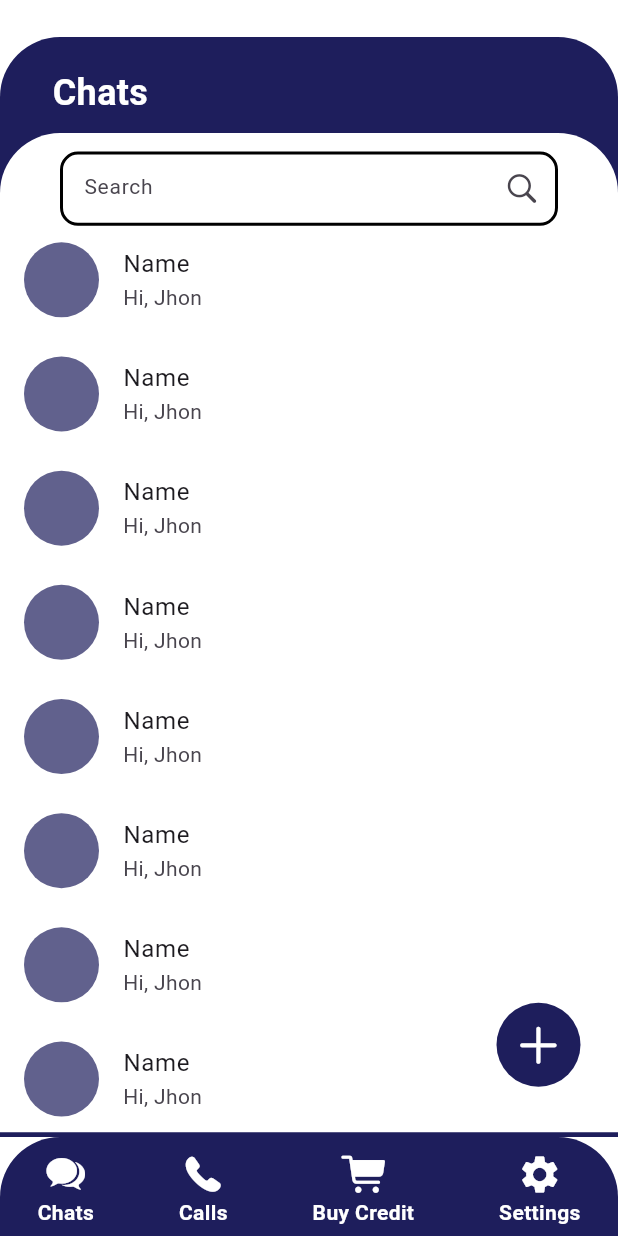
After one commit to NishPaaP/caller, a Flutter app: the screen it shows after launch, after a tap on "Sign In", on a phone screen of 412 x 824 dp. The commit adds this screen. Run offline on Flutter 3.47's test engine with Material 2 defaults, Android fonts, the phone set to English and light mode, and no system bars.

Commit message:
dashboard : Chats Ui done

```diff
--- a/lib/features/authentication/login/ui/loginscreen.dart
+++ b/lib/features/authentication/login/ui/loginscreen.dart
@@ -1,5 +1,6 @@
 import 'package:caller_app/data/const/constantvariables.dart';
 import 'package:caller_app/features/authentication/signup/ui/signup_screen.dart';
+import 'package:caller_app/features/dashboard/ui/dashboard.dart';
 import 'package:flutter/material.dart';
 import 'package:flutter/services.dart';
 
@@ -101,7 +102,11 @@ class _LoginScreenState extends State<LoginScreen> {
                       ),
                     ),
                     SizedBox(height: size.height*0.07),
-                    Container(
+                    GestureDetector(
+                      onTap: (){
+                        Navigator.push(context, MaterialPageRoute(builder: (_)=>DashboardScreen()));
+                      },
+                      child: Container(
                         height: size.height*0.06,
                         width: size.width*0.4,
                         decoration: BoxDecoration(
@@ -115,6 +120,7 @@ class _LoginScreenState extends State<LoginScreen> {
                                 fontWeight: FontWeight.bold,
                                 fontSize: 18,
                                 color: KConstColors.buttonTextColor
+                            ),
                           ),
                         ),
                       ),
--- /dev/null
+++ b/lib/features/dashboard/ui/dashboard.dart
@@ -0,0 +1,235 @@
+import 'package:caller_app/data/const/constantvariables.dart';
+import 'package:flutter/material.dart';
+import 'package:flutter/cupertino.dart';
+
+class DashboardScreen extends StatefulWidget {
+  const DashboardScreen({super.key});
+
+  @override
+  State<DashboardScreen> createState() => _DashboardScreenState();
+}
+
+class _DashboardScreenState extends State<DashboardScreen> {
+  TextEditingController _searchController = TextEditingController();
+  @override
+  Widget build(BuildContext context) {
+    final Size size = MediaQuery.of(context).size;
+    return Scaffold(
+      body: Container(
+        height: size.height*1,
+        width: double.infinity,
+        color: Colors.white,
+        child: Column(
+          children: [
+            SizedBox(height: size.height*0.03),
+            Container(
+              height: size.height*0.89,
+              width: double.infinity,
+              decoration: BoxDecoration(
+                color: KConstColors.primaryColor,
+                borderRadius: BorderRadius.only(
+                  topLeft: Radius.circular(40),
+                  topRight: Radius.circular(40),
+                )
+              ),
+              child: Column(
+                crossAxisAlignment: CrossAxisAlignment.start,
+                children: [
+                  Padding(
+                    padding: const EdgeInsets.only(left: 35,top: 20,bottom: 10),
+                    child: Text(
+                      "Chats",
+                      style: TextStyle(
+                          fontSize: 24,
+                          fontWeight: FontWeight.bold,
+                          color: Colors.white
+                      ),
+                    ),
+                  ),
+                  Container(
+                    width: double.infinity,
+                    height: size.height*0.80829,
+                    decoration: BoxDecoration(
+                      color: Colors.white,
+                        borderRadius: BorderRadius.only(
+                          topLeft: Radius.circular(40),
+                          topRight: Radius.circular(40),
+                        )
+                    ),
+                    child: Column(
+                      children: [
+                        SizedBox(height: size.height*0.015),
+                        Container(
+                          height: size.height*0.06,
+                          padding: EdgeInsets.only(left: 40,right: 40),
+                          child: TextFormField(
+                            style: TextStyle(fontSize: 14),
+                            controller: _searchController,
+                            keyboardType: TextInputType.text,
+                            decoration: InputDecoration(
+                              suffixIcon: Icon(CupertinoIcons.search),
+                              border: outlineInputBorder(),
+                              hintText: "Search",
+                              errorBorder: outlineInputBorder(),
+                              focusedBorder: outlineInputBorder(),
+                              disabledBorder: outlineInputBorder(),
+                              enabledBorder: outlineInputBorder(),
+                              focusedErrorBorder: outlineInputBorder(),
+                            ),
+                          ),
+                        ),
+
+                        Stack(
+                          children:  [
+                          Container(
+                            height: size.height*0.733,
+                            width: double.infinity,
+                            // color: Colors.greenAccent,
+                            child: ListView.separated(
+                                itemBuilder: (_,index){
+                                  return ListTile(
+                                    title: Text("Name"),
+                                    subtitle: Text("Hi, Jhon"),
+                                    leading: CircleAvatar(
+                                      radius: 25,
+                                      backgroundColor: KConstColors.primaryColor.withOpacity(0.7),
+                                    ),
+                                  );
+                                },
+                                separatorBuilder: (_,index)=>SizedBox(height: size.height*0.005,),
+                                itemCount: 30,
+                            ),
+                          ),
+                            Positioned(
+                              bottom: 30,
+                              right: 25,
+                              child: GestureDetector(
+                                onTap: (){},
+                                child: CircleAvatar(
+                                  radius: 28,
+                                  backgroundColor: KConstColors.primaryColor,
+                                  child: Icon(
+                                      CupertinoIcons.add,
+                                    color: Colors.white,
+                                    size: 35,
+                                  ),
+                                ),
+                              ),
+                            )
+                          ]
+                        )
+                      ],
+                    ),
+                  )
+                ],
+              ),
+            ),
+            ///Bottom Navigation Bar
+            Container(
+              width: double.infinity,
+              height: size.height*0.08,
+              padding: EdgeInsets.only(left: 25,right: 25,top: 10),
+              decoration: BoxDecoration(
+                  color: KConstColors.primaryColor,
+                  borderRadius: BorderRadius.only(
+                    topLeft: Radius.circular(40),
+                    topRight: Radius.circular(40),
+                  )
+              ),
+              child: Row(
+                mainAxisAlignment: MainAxisAlignment.spaceBetween,
+                children: [
+                  GestureDetector(
+                    onTap: (){},
+                    child: Column(
+                      children: [
+                        Icon(
+                            CupertinoIcons.chat_bubble_2_fill,
+                        color: Colors.white,
+                          size: 30,
+                        ),
+                        Text(
+                            "Chats",
+                        style: TextStyle(
+                          color: Colors.white,
+                          fontWeight: FontWeight.bold
+                        ),
+                        )
+                      ],
+                    ),
+                  ),
+                  GestureDetector(
+                    onTap: (){},
+                    child: Column(
+                      children: [
+                        Icon(
+                            CupertinoIcons.phone_fill,
+                        color: Colors.white,
+                          size: 30,
+                        ),
+                        Text(
+                            "Calls",
+                        style: TextStyle(
+                          color: Colors.white,
+                          fontWeight: FontWeight.bold
+                        ),
+                        )
+                      ],
+                    ),
+                  ),
+                  GestureDetector(
+                    onTap: (){},
+                    child: Column(
+                      children: [
+                        Icon(
+                            CupertinoIcons.cart_fill,
+                        color: Colors.white,
+                          size: 30,
+                        ),
+                        Text(
+                            "Buy Credit",
+                        style: TextStyle(
+                          color: Colors.white,
+                          fontWeight: FontWeight.bold
+                        ),
+                        )
+                      ],
+                    ),
+                  ),
+                  GestureDetector(
+                    onTap: (){},
+                    child: Column(
+                      children: [
+                        Icon(
+                            Icons.settings,
+                        color: Colors.white,
+                          size: 30,
+                        ),
+                        Text(
+                            "Settings",
+                        style: TextStyle(
+                          color: Colors.white,
+                          fontWeight: FontWeight.bold
+                        ),
+                        )
+                      ],
+                    ),
+                  ),
+                ],
+              ),
+            )
+          ],
+        ),
+      ),
+    );
+  }
+  OutlineInputBorder outlineInputBorder() {
+    return OutlineInputBorder(
+        borderRadius: BorderRadius.circular(12),
+        borderSide: BorderSide(
+            color: Colors.black,
+            width: 2
+        )
+    );
+  }
+}
```
Lines whose indentation alone changed are shown as unchanged.
